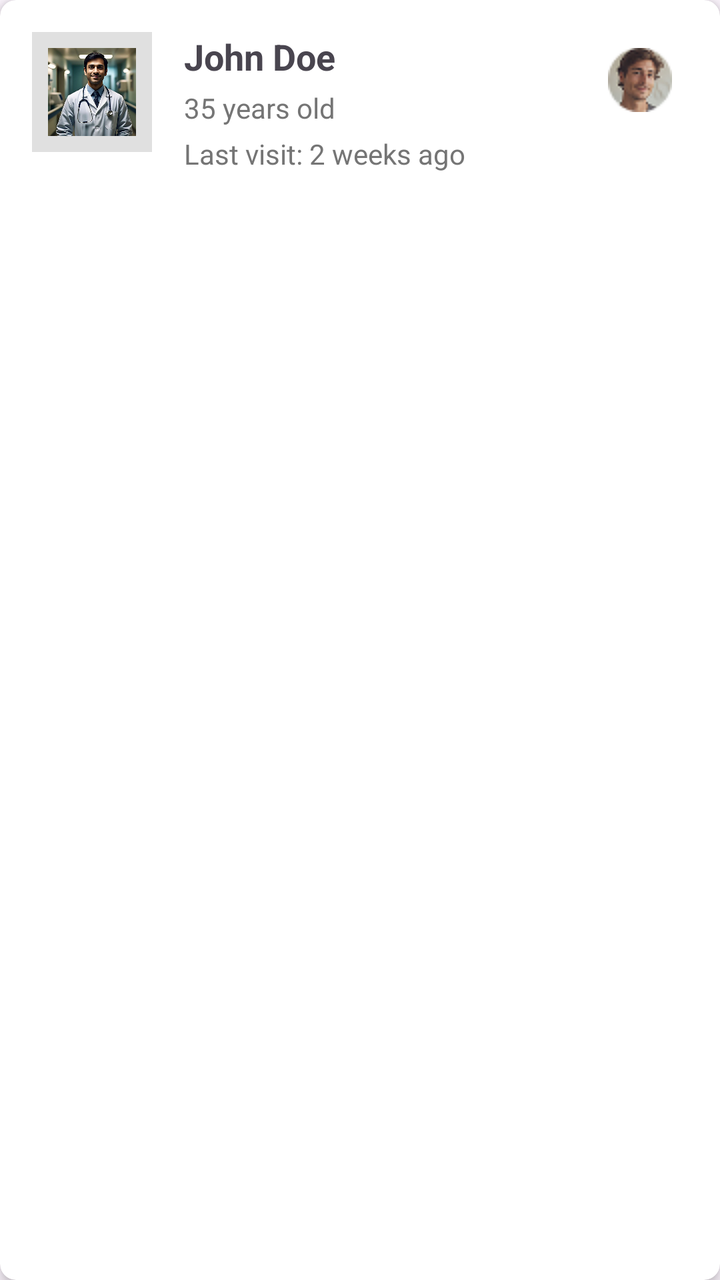
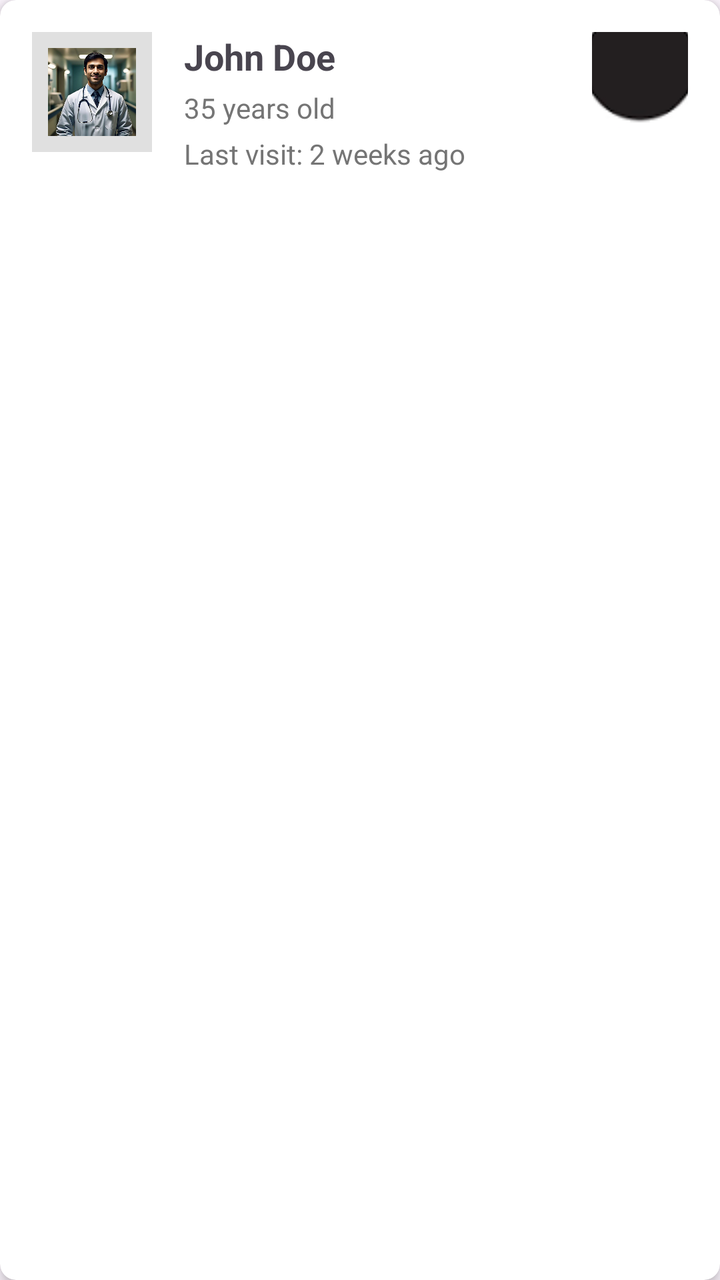

An Android layout rendered at two revisions. The XML below is the earlier revision; the diff shows what the commit changed to produce the second picture.
<!-- AndroidManifest.xml: application theme Theme.Med -->
<!-- res/layout/item_patient.xml -->
<?xml version="1.0" encoding="utf-8"?>
<androidx.cardview.widget.CardView xmlns:android="http://schemas.android.com/apk/res/android"
    xmlns:app="http://schemas.android.com/apk/res-auto"
    android:layout_width="match_parent"
    android:layout_height="wrap_content"
    android:layout_margin="8dp"
    app:cardCornerRadius="8dp"
    app:cardElevation="4dp">

    <LinearLayout
        android:layout_width="match_parent"
        android:layout_height="wrap_content"
        android:orientation="horizontal"
        android:padding="16dp">

        <ImageView
            android:id="@+id/imgPatientAvatar"
            android:layout_width="60dp"
            android:layout_height="60dp"
            android:src="@drawable/doc1"
            android:contentDescription="Patient Avatar"
            android:background="#E0E0E0"
            android:padding="8dp"/>

        <LinearLayout
            android:layout_width="0dp"
            android:layout_height="wrap_content"
            android:layout_weight="1"
            android:orientation="vertical"
            android:layout_marginStart="16dp">

            <TextView
                android:id="@+id/tvPatientName"
                android:layout_width="match_parent"
                android:layout_height="wrap_content"
                android:text="John Doe"
                android:textSize="18sp"
                android:textStyle="bold"/>

            <TextView
                android:id="@+id/tvPatientAge"
                android:layout_width="match_parent"
                android:layout_height="wrap_content"
                android:text="35 years old"
                android:textSize="14sp"
                android:textColor="#757575"
                android:layout_marginTop="4dp"/>

            <TextView
                android:id="@+id/tvLastVisit"
                android:layout_width="match_parent"
                android:layout_height="wrap_content"
                android:text="Last visit: 2 weeks ago"
                android:textSize="14sp"
                android:textColor="#757575"
                android:layout_marginTop="4dp"/>
        </LinearLayout>

        <ImageButton
            android:id="@+id/btnViewPatient"
            android:layout_width="48dp"
            android:layout_height="48dp"
            android:background="?attr/selectableItemBackgroundBorderless"
            android:src="@drawable/frame"
            android:contentDescription="View Patient"
            android:padding="12dp"/>
    </LinearLayout>
</androidx.cardview.widget.CardView>
<!-- resources referenced by this layout -->
<resources>
  <!-- drawable doc1: png bitmap (drawable, 217730 bytes) -->
  <!-- drawable frame: png bitmap (drawable, 2843 bytes) -->
  <style name="Theme.Med" parent="Base.Theme.Med" />
  <style name="Base.Theme.Med" parent="Theme.Material3.DayNight.NoActionBar">
          
          
      </style>
</resources>

<!-- the commit's change to res/layout/item_patient.xml (unified diff, before → after) -->
@@ -61,7 +61,7 @@
             android:layout_width="48dp"
             android:layout_height="48dp"
             android:background="?attr/selectableItemBackgroundBorderless"
-            android:src="@drawable/frame"
+            android:src="@drawable/profile"
             android:contentDescription="View Patient"
             android:padding="12dp"/>
     </LinearLayout>
<!-- resource entries referenced after the edit -->
@@ -1,7 +1,7 @@
 <!-- resources referenced by this layout -->
 <resources>
   <!-- drawable doc1: png bitmap (drawable, 217730 bytes) -->
-  <!-- drawable frame: png bitmap (drawable, 2843 bytes) -->
+  <!-- drawable profile: png bitmap (drawable, 3988 bytes) -->
   <style name="Theme.Med" parent="Base.Theme.Med" />
   <style name="Base.Theme.Med" parent="Theme.Material3.DayNight.NoActionBar">
           
